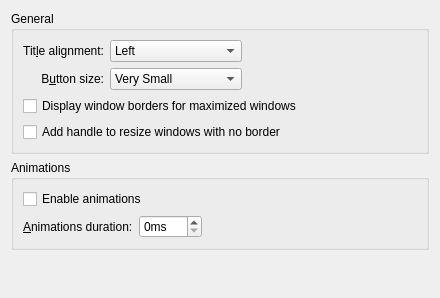
The window that windec/kdecoration2/config/ui/breezeconfigurationui.ui (Luwx/Lightly) describes before a commit, drawn with Qt 5.
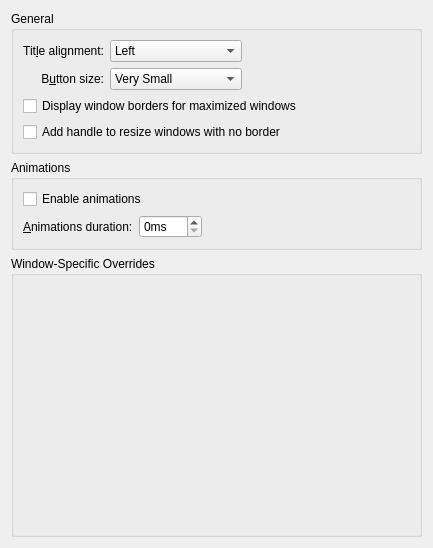
The same window after the commit. Custom widgets are drawn as their Qt base class.

Commit message: Added all the code relevant to handle exceptions

```diff
--- a/windec/kdecoration2/config/ui/breezeconfigurationui.ui
+++ b/windec/kdecoration2/config/ui/breezeconfigurationui.ui
@@ -7,7 +7,7 @@
     <x>0</x>
     <y>0</y>
     <width>433</width>
-    <height>298</height>
+    <height>548</height>
    </rect>
   </property>
   <property name="windowTitle">
@@ -179,20 +179,34 @@
     </widget>
    </item>
    <item>
-    <spacer name="verticalSpacer">
-     <property name="orientation">
-      <enum>Qt::Vertical</enum>
+    <widget class="QGroupBox" name="groupBox_3">
+     <property name="title">
+      <string>Window-Specific Overrides</string>
      </property>
-     <property name="sizeHint" stdset="0">
-      <size>
-       <width>418</width>
-       <height>4</height>
-      </size>
-     </property>
-    </spacer>
+     <layout class="QVBoxLayout" name="verticalLayout_2">
+      <item>
+       <widget class="Breeze::ExceptionListWidget" name="exceptions" native="true">
+        <property name="sizePolicy">
+         <sizepolicy hsizetype="Preferred" vsizetype="Expanding">
+          <horstretch>0</horstretch>
+          <verstretch>0</verstretch>
+         </sizepolicy>
+        </property>
+       </widget>
+      </item>
+     </layout>
+    </widget>
    </item>
   </layout>
  </widget>
+ <customwidgets>
+  <customwidget>
+   <class>Breeze::ExceptionListWidget</class>
+   <extends>QWidget</extends>
+   <header>config/breezeexceptionlistwidget.h</header>
+   <container>1</container>
+  </customwidget>
+ </customwidgets>
  <resources/>
  <connections/>
 </ui>
```
The commit also changes 21 other files.
